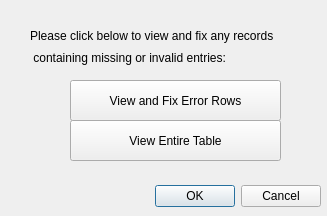
Above: src/dialogforerror.ui from dnewell/AcuitySTAR-Dashboard before the change. Below: the same form after it.
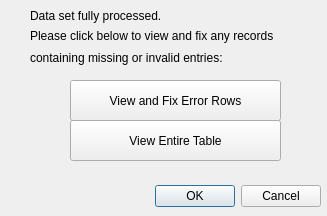
That is the form after the change.

Commit message: Found a way to progressively display summary data as it loads. Works better now. - we now force QCoreApplication process to process GUI events in each loop iteration allowing a kind of progressive load.  Not a perfect solution - the error validation window pops up at the end of the long load, which is a bit confusing.  But I changed the dialog box text before and after such that the user should be aware of this behavior.

```diff
--- a/src/dialogforerror.ui
+++ b/src/dialogforerror.ui
@@ -87,7 +87,20 @@
     </rect>
    </property>
    <property name="text">
-    <string> containing missing or invalid entries:</string>
+    <string>containing missing or invalid entries:</string>
+   </property>
+  </widget>
+  <widget class="QLabel" name="label_3">
+   <property name="geometry">
+    <rect>
+     <x>30</x>
+     <y>0</y>
+     <width>281</width>
+     <height>31</height>
+    </rect>
+   </property>
+   <property name="text">
+    <string>Data set fully processed.</string>
    </property>
   </widget>
  </widget>
```
The commit also changes 4 other files.
